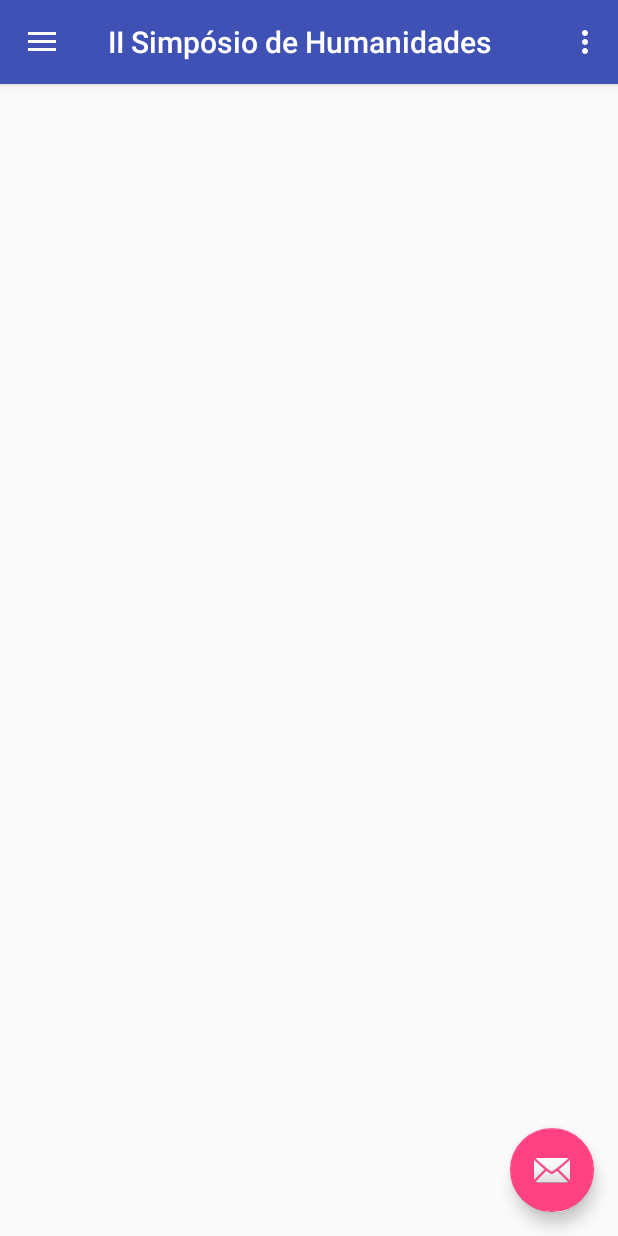
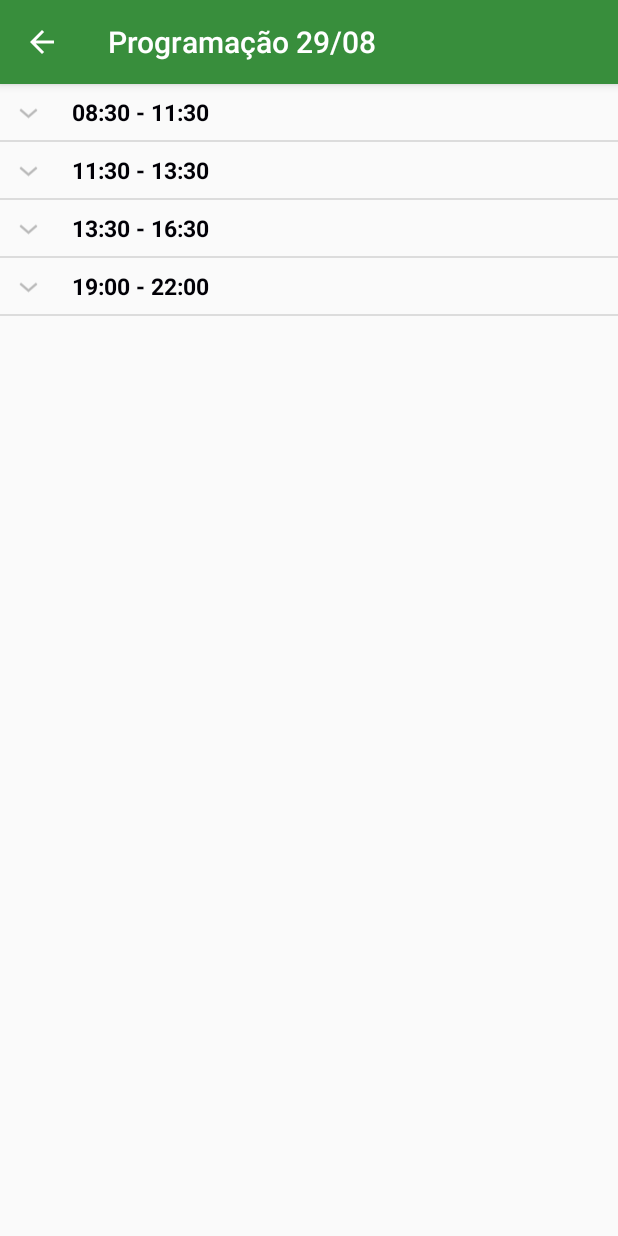
Before and after one commit to Moreschi186/AppSimposioHumanidades, an Android app: the MenuActivity screen opened directly, with no data from a screen before it, in the side drawer, after a tap on "Programação", on a phone screen of 412 x 824 dp. Run offline under Robolectric (Android 15) with nearby library versions, the phone set to English and light mode, and no system bars.

Commit message:
Programação

```diff
--- a/app/src/main/java/com/example/mathe/appsimposiohumanidades/MenuActivity.java
+++ b/app/src/main/java/com/example/mathe/appsimposiohumanidades/MenuActivity.java
@@ -87,7 +87,8 @@ public class MenuActivity extends AppCompatActivity
         if (id == R.id.nav_ocorrendo_agora) {
 
         } else if (id == R.id.nav_programacao) {
-
+            Intent intent = new Intent(this, Programacao29.class);
+            startActivity(intent);
 
         } else if (id == R.id.nav_palestrantes) {
             Intent intent = new Intent(this, Palestrantes.class);
--- /dev/null
+++ b/app/src/main/java/com/example/mathe/appsimposiohumanidades/Programacao29.java
@@ -0,0 +1,68 @@
+package com.example.mathe.appsimposiohumanidades;
+
+import android.content.Intent;
+import android.support.v7.app.AppCompatActivity;
+import android.os.Bundle;
+import android.view.MenuItem;
+import android.widget.ExpandableListView;
+
+import java.util.ArrayList;
+import java.util.HashMap;
+import java.util.List;
+
+public class Programacao29 extends AppCompatActivity {
+
+    ExpandableListAdapter listAdapter;
+    ExpandableListView expListView;
+    List<String> listDataHeader;
+    HashMap<String, List<String>> listDataChild;
+
+    @Override
+    protected void onCreate(Bundle savedInstanceState) {
+        super.onCreate(savedInstanceState);
+        setContentView(R.layout.activity_programacao);
+        setContentView(R.layout.activity_palestrantes);
+        expListView = (ExpandableListView) findViewById(R.id.lvExp);
+        prepareListData();
+        listAdapter = new ExpandableListAdapter(this, listDataHeader, listDataChild);
+        expListView.setAdapter(listAdapter);
+        getSupportActionBar().setDisplayHomeAsUpEnabled(true);
+        getSupportActionBar().setHomeButtonEnabled(true);
+        getSupportActionBar().setTitle("Programação 29/08");
+    }
+
+    public boolean onOptionsItemSelected(MenuItem item) { //Botão adicional na ToolBar
+        switch (item.getItemId()) {
+            case android.R.id.home://ID do seu botão (gerado automaticamente pelo android, usando como está, deve funcionar
+                startActivity(new Intent(this, MainActivity.class));  //O efeito ao ser pressionado do botão (no caso abre a activity)
+                finishAffinity();//Método para matar a activity e não deixa-lá indexada na pilhagem
+                break;
+            default:break;
+        }
+        return true;
+    }
+
+    private void prepareListData() {
+        listDataHeader = new ArrayList<String>();
+        listDataChild = new HashMap<String, List<String>>();
+        // Adding child data
+        listDataHeader.add("08:30 - 11:30");
+        listDataHeader.add("11:30 - 13:30");
+        listDataHeader.add("13:30 - 16:30");
+        listDataHeader.add("19:00 - 22:00");
+        // Adding child data
+        List<String> horario1 = new ArrayList<String>();
+        horario1.add("Evento: Palestra\nTema: Diversidade étnico racial, de gênero e orientação\nPalestrante: Nei d' Ogum(Militante GLBT");
+        horario1.add("Evento: Palestra\nTema: Educação e desenvolvimento terrorial\nPalestrante: Prof. Esp. Mauro Antônio do Nascimento(IFSC)");
+        horario1.add("Evento: Roda de Conversa\nTema: GRAFFITI\nMediador: Dharla Raupp Kamers(Artista - CURA)\nMediador: Rafael Ferreira da Silva(Artista - CURA)");
+        horario1.add("Evento: Palestra\nTema: Os desafios da escola crítica e a inoperância da neutralidade\nPalestrante: Prof. Ms. Paulo Henrique Schlickmann");
+        List<String> horario2 = new ArrayList<String>();
+        horario2.add("Evento: Mesa de Abertura\nTema: Educação no Brasil, desafios para a formação de sujeitos críticos.\nPalestrante: Prof. Dr. José Clovis de Azevedo Olinda Evangelista (UFSC)\nCoordenador: Prof. Dr. Joel José de Souza(IFSC)\n");
+        List<String> horario3 = new ArrayList<String>();
+        List<String> horario4 = new ArrayList<String>();
+        listDataChild.put(listDataHeader.get(0), horario1); // Header, Child data
+        listDataChild.put(listDataHeader.get(1), horario2);
+        listDataChild.put(listDataHeader.get(2), horario3); // Header, Child data
+        listDataChild.put(listDataHeader.get(3), horario4);
+    }
+}
--- a/app/src/main/res/values/colors.xml
+++ b/app/src/main/res/values/colors.xml
@@ -1,6 +1,6 @@
 <?xml version="1.0" encoding="utf-8"?>
 <resources>
-    <color name="colorPrimary">#3F51B5</color>
-    <color name="colorPrimaryDark">#303F9F</color>
+    <color name="colorPrimary">#388e3c</color>
+    <color name="colorPrimaryDark">#33691e</color>
     <color name="colorAccent">#FF4081</color>
 </resources>
```
Also changed, not shown: app/src/main/java/com/example/mathe/appsimposiohumanidades/Programacao.java (added, +62 -0 lines), app/src/main/res/layout/activity_programacao.xml (added, +13 -0 lines), app/src/main/res/layout/activity_programacao29.xml (added, +13 -0 lines).
